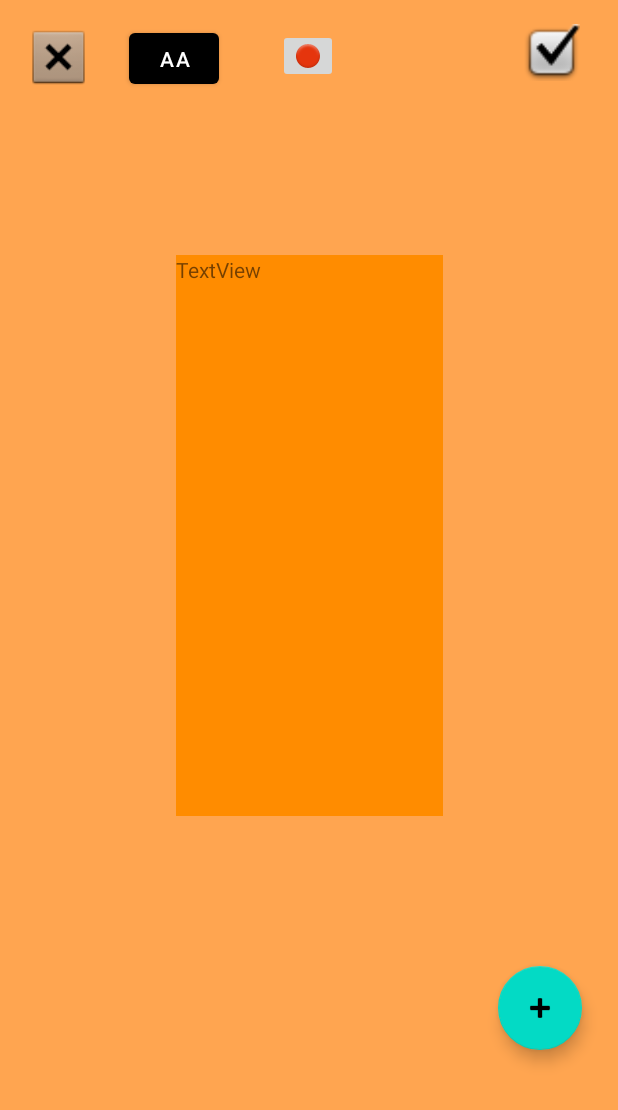
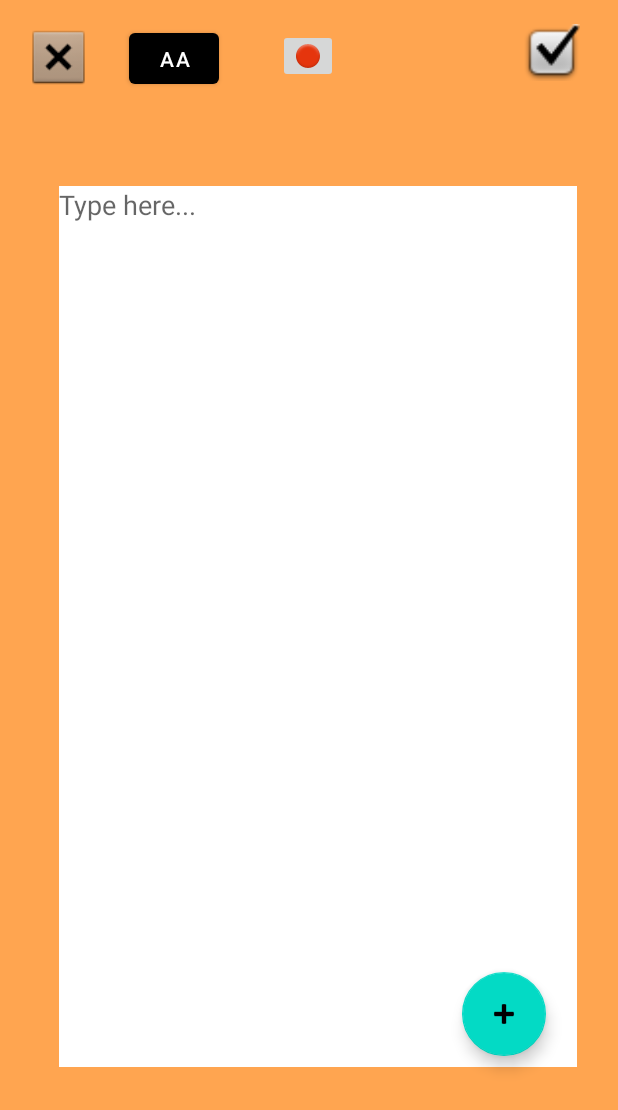
Before and after one commit to firatfolcay/SandyINF303, an Android app: the NoteEditorController screen opened directly, with no data from a screen before it, on a phone screen of 412 x 824 dp. Shown: the top 1110 px of the screen. Run offline under Robolectric (Android 15) with nearby library versions, the phone set to English and light mode, and no system bars.

Commit message:
multiline text edit added to text editor.

```diff
--- a/app/src/main/AndroidManifest.xml
+++ b/app/src/main/AndroidManifest.xml
@@ -9,17 +9,18 @@
         android:roundIcon="@mipmap/ic_launcher_round"
         android:supportsRtl="true"
         android:theme="@style/Theme.San">
-        <activity android:name=".MainActivity">
+        <activity android:name=".MainActivity"
+            android:windowSoftInputMode="adjustResize">
             <intent-filter>
                 <action android:name="android.intent.action.MAIN" />
 
                 <category android:name="android.intent.category.LAUNCHER" />
             </intent-filter>
         </activity>
-        <activity android:name=".NoteEditorController">
+        <activity android:name=".NoteEditorController"
+            android:windowSoftInputMode="adjustResize">
             <intent-filter>
                 <action android:name="android.intent.action.RUN" />
-
                 <category android:name="android.intent.category.OPENABLE" />
             </intent-filter>
         </activity>
--- a/app/src/main/java/sandy/android/assistant/MainActivity.java
+++ b/app/src/main/java/sandy/android/assistant/MainActivity.java
@@ -26,7 +26,7 @@ public class MainActivity extends AppCompatActivity {
         button_open_note_editor.setOnClickListener(new View.OnClickListener() {
             @Override
             public void onClick(View v) {
-                setContentView(R.layout.note_editor);
+                //setContentView(R.layout.note_editor);
                 Intent intent = new Intent(getApplicationContext(), NoteEditorController.class);
                 startActivity(intent);
                 //nec.onCreate(savedInstanceState);
--- a/app/src/main/res/layout/note_editor.xml
+++ b/app/src/main/res/layout/note_editor.xml
@@ -30,7 +30,7 @@
         android:id="@+id/fab_noteeditor_options_timer"
         android:layout_width="wrap_content"
         android:layout_height="wrap_content"
-        android:layout_marginBottom="5dp"
+        android:layout_marginBottom="16dp"
         android:clickable="true"
         android:visibility="invisible"
         app:layout_constraintBottom_toTopOf="@+id/fab_noteeditor_options"
@@ -38,21 +38,10 @@
         app:srcCompat="@android:drawable/arrow_down_float" />
 
     <com.google.android.material.floatingactionbutton.FloatingActionButton
-        android:id="@+id/fab_noteeditor_options_calendar"
-        android:layout_width="wrap_content"
-        android:layout_height="wrap_content"
-        android:layout_marginBottom="140dp"
-        android:clickable="true"
-        android:visibility="invisible"
-        app:layout_constraintBottom_toTopOf="@+id/fab_noteeditor_options"
-        app:layout_constraintStart_toStartOf="@+id/fab_noteeditor_options"
-        app:srcCompat="@android:drawable/ic_btn_speak_now" />
-
-    <com.google.android.material.floatingactionbutton.FloatingActionButton
         android:id="@+id/fab_noteeditor_options_addimage"
         android:layout_width="wrap_content"
         android:layout_height="wrap_content"
-        android:layout_marginBottom="56dp"
+        android:layout_marginBottom="84dp"
         android:clickable="true"
         android:visibility="invisible"
         app:layout_constraintBottom_toTopOf="@+id/fab_noteeditor_options"
@@ -61,11 +50,22 @@
 
 
     <com.google.android.material.floatingactionbutton.FloatingActionButton
+        android:id="@+id/fab_noteeditor_options_calendar"
+        android:layout_width="wrap_content"
+        android:layout_height="wrap_content"
+        android:layout_marginBottom="152dp"
+        android:clickable="true"
+        android:visibility="invisible"
+        app:layout_constraintBottom_toTopOf="@+id/fab_noteeditor_options"
+        app:layout_constraintStart_toStartOf="@+id/fab_noteeditor_options"
+        app:srcCompat="@android:drawable/ic_btn_speak_now" />
+
+    <com.google.android.material.floatingactionbutton.FloatingActionButton
         android:id="@+id/fab_noteeditor_options"
         android:layout_width="56dp"
         android:layout_height="56dp"
-        android:layout_marginStart="332dp"
-        android:layout_marginTop="644dp"
+        android:layout_marginStart="308dp"
+        android:layout_marginTop="648dp"
         android:clickable="true"
         android:visibility="visible"
         app:layout_constraintStart_toStartOf="parent"
@@ -92,30 +92,24 @@
         app:layout_constraintStart_toStartOf="parent"
         app:layout_constraintTop_toTopOf="parent" />
 
-    <ScrollView
-        android:id="@+id/scrollView2"
-        android:layout_width="178dp"
-        android:layout_height="374dp"
-        android:layout_marginTop="150dp"
-        android:background="#FF8C00"
-        app:layout_constraintBottom_toBottomOf="parent"
-        app:layout_constraintEnd_toEndOf="parent"
+    <EditText
+        android:id="@+id/editTextTextMultiLine"
+        android:layout_width="345dp"
+        android:layout_height="587dp"
+        android:layout_marginStart="39dp"
+        android:layout_marginTop="124dp"
+        android:background="#FFFFFF"
+        android:clickable="true"
+        android:editable="true"
+        android:ems="10"
+        android:enabled="true"
+        android:gravity="start|top"
+        android:hint="Type here..."
+        android:inputType="textMultiLine"
+        android:saveEnabled="true"
+        android:scrollbarStyle="insideInset"
+        android:scrollbars="vertical"
         app:layout_constraintStart_toStartOf="parent"
-        app:layout_constraintTop_toTopOf="parent"
-        app:layout_constraintVertical_bias="0.066">
-
-        <LinearLayout
-            android:layout_width="match_parent"
-            android:layout_height="wrap_content"
-            android:orientation="vertical" />
-    </ScrollView>
-
-    <TextView
-        android:id="@+id/textView4"
-        android:layout_width="193dp"
-        android:layout_height="429dp"
-        android:text="TextView"
-        app:layout_constraintStart_toStartOf="@+id/scrollView2"
-        app:layout_constraintTop_toTopOf="@+id/scrollView2" />
+        app:layout_constraintTop_toTopOf="parent" />
 
 </androidx.constraintlayout.widget.ConstraintLayout>
```
